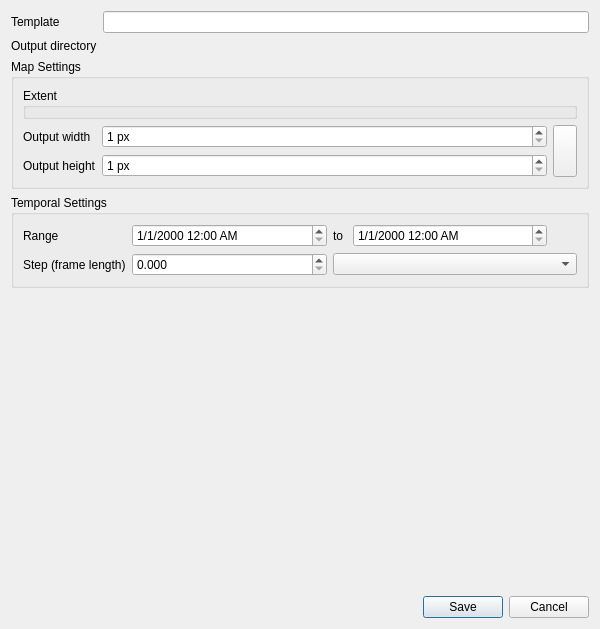
Old version of the form src/ui/qgsanimationexportdialogbase.ui in the repository qgis/QGIS.
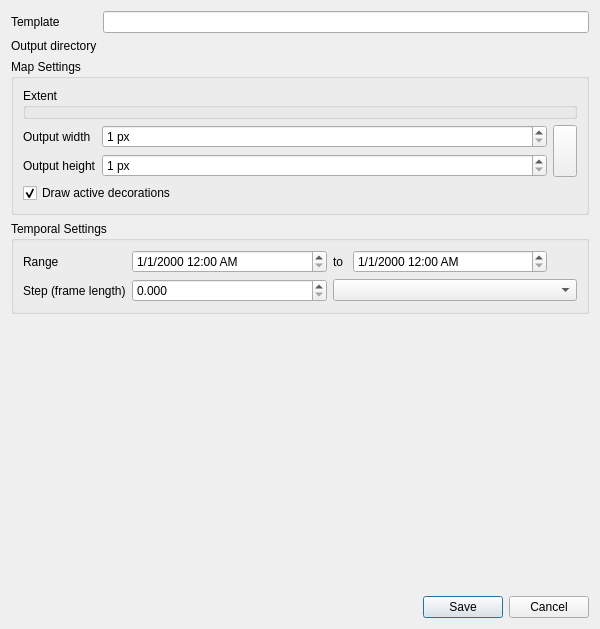
New version of the form. Icons and pictures are not drawn. Custom widgets are drawn as their Qt base class.

Commit message: Fix map canvas decoration not shown when exporting temporal animation

Diff of the .ui file:
```diff
--- a/src/ui/qgsanimationexportdialogbase.ui
+++ b/src/ui/qgsanimationexportdialogbase.ui
@@ -234,6 +234,16 @@
         </property>
        </widget>
       </item>
+      <item row="3" column="0" colspan="2">
+       <widget class="QCheckBox" name="mDrawDecorations">
+        <property name="text">
+         <string>Draw active decorations</string>
+        </property>
+        <property name="checked">
+         <bool>true</bool>
+        </property>
+       </widget>
+      </item>
      </layout>
     </widget>
    </item>
```
The commit also changes 7 other files.
